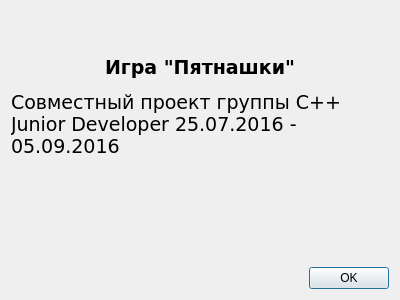
Qt form about.ui (levelp/Qt_FifteenPuzzle) before a commit.
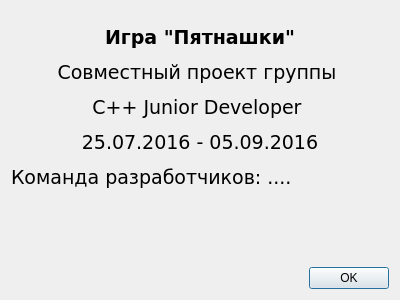
The same form after that commit.

Commit message: Добавлена проверка окончания игры + исходный код отформатирован в едином стиля

```diff
--- a/about.ui
+++ b/about.ui
@@ -23,7 +23,7 @@
       </font>
      </property>
      <property name="text">
-      <string>&lt;html&gt;&lt;head/&gt;&lt;body&gt;&lt;p align=&quot;center&quot;&gt;&lt;span style=&quot; font-weight:600;&quot;&gt;Игра &amp;quot;Пятнашки&amp;quot;&lt;/span&gt;&lt;/p&gt;&lt;p&gt;Совместный проект группы C++ Junior Developer 25.07.2016 - 05.09.2016&lt;/p&gt;&lt;p&gt;&lt;br/&gt;&lt;/p&gt;&lt;/body&gt;&lt;/html&gt;</string>
+      <string>&lt;html&gt;&lt;head/&gt;&lt;body&gt;&lt;p align=&quot;center&quot;&gt;&lt;span style=&quot; font-weight:600;&quot;&gt;Игра &amp;quot;Пятнашки&amp;quot;&lt;/span&gt;&lt;/p&gt;&lt;p align=&quot;center&quot;&gt;Совместный проект группы &lt;/p&gt;&lt;p align=&quot;center&quot;&gt;C++ Junior Developer &lt;/p&gt;&lt;p align=&quot;center&quot;&gt;25.07.2016 - 05.09.2016&lt;/p&gt;&lt;p&gt;Команда разработчиков: ....&lt;/p&gt;&lt;p align=&quot;center&quot;&gt;&lt;br/&gt;&lt;/p&gt;&lt;/body&gt;&lt;/html&gt;</string>
      </property>
      <property name="wordWrap">
       <bool>true</bool>
```
The commit also changes 7 other files.
